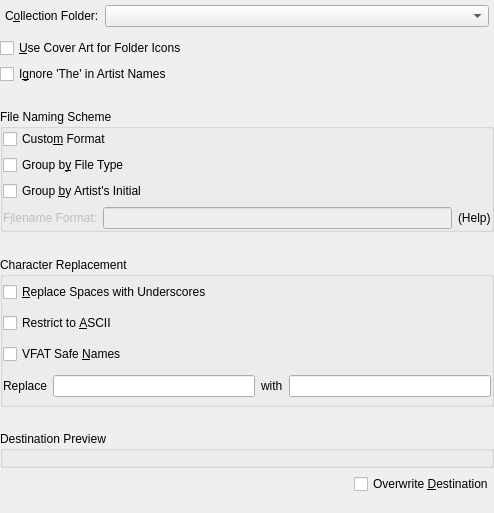
Before: the Qt Designer form src/collectionbrowser/OrganizeCollectionDialogBase.ui in KDE/amarok, drawn with Qt 5.
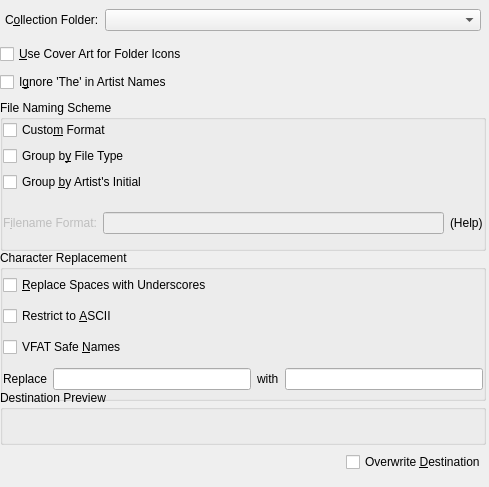
After: the same form once the commit is applied. Custom widgets are drawn as their Qt base class.

Commit message: Start getting OrganizeCollection to work

Patch:
```diff
--- a/src/collectionbrowser/OrganizeCollectionDialogBase.ui
+++ b/src/collectionbrowser/OrganizeCollectionDialogBase.ui
@@ -6,8 +6,8 @@
    <rect>
     <x>0</x>
     <y>0</y>
-    <width>494</width>
-    <height>513</height>
+    <width>489</width>
+    <height>487</height>
    </rect>
   </property>
   <property name="sizePolicy" >
@@ -19,209 +19,15 @@
   <property name="windowTitle" >
    <string>Organize Files</string>
   </property>
-  <layout class="QVBoxLayout" >
-   <item>
-    <layout class="QHBoxLayout" >
-     <property name="margin" >
-      <number>5</number>
-     </property>
-     <item>
-      <widget class="QLabel" name="folderLabel" >
-       <property name="sizePolicy" >
-        <sizepolicy vsizetype="Preferred" hsizetype="Minimum" >
-         <horstretch>0</horstretch>
-         <verstretch>0</verstretch>
-        </sizepolicy>
-       </property>
-       <property name="toolTip" >
-        <string>Base directory under which to put files</string>
-       </property>
-       <property name="text" >
-        <string>C&amp;ollection Folder:</string>
-       </property>
-       <property name="wordWrap" >
-        <bool>false</bool>
-       </property>
-       <property name="buddy" >
-        <cstring>folderCombo</cstring>
-       </property>
-      </widget>
-     </item>
-     <item>
-      <widget class="KComboBox" name="folderCombo" >
-       <property name="sizePolicy" >
-        <sizepolicy vsizetype="Fixed" hsizetype="Expanding" >
-         <horstretch>0</horstretch>
-         <verstretch>0</verstretch>
-        </sizepolicy>
-       </property>
-       <property name="toolTip" >
-        <string/>
-       </property>
-      </widget>
-     </item>
-    </layout>
-   </item>
-   <item>
-    <layout class="QVBoxLayout" >
-     <item>
-      <widget class="QCheckBox" name="coverCheck" >
-       <property name="text" >
-        <string>&amp;Use Cover Art for Folder Icons</string>
-       </property>
-      </widget>
-     </item>
-     <item>
-      <widget class="QCheckBox" name="ignoreTheCheck" >
-       <property name="toolTip" >
-        <string>If checked, postfix artists' names starting with 'The' with ', The'.</string>
-       </property>
-       <property name="text" >
-        <string>I&amp;gnore 'The' in Artist Names</string>
-       </property>
-      </widget>
-     </item>
-    </layout>
-   </item>
-   <item>
-    <spacer name="spacer2_5" >
-     <property name="orientation" >
-      <enum>Qt::Vertical</enum>
-     </property>
-     <property name="sizeType" >
-      <enum>QSizePolicy::Expanding</enum>
-     </property>
-     <property name="sizeHint" stdset="0" >
-      <size>
-       <width>20</width>
-       <height>16</height>
-      </size>
-     </property>
-    </spacer>
-   </item>
-   <item>
-    <widget class="QGroupBox" name="groupingGroup" >
-     <property name="sizePolicy" >
-      <sizepolicy vsizetype="Minimum" hsizetype="Preferred" >
-       <horstretch>0</horstretch>
-       <verstretch>0</verstretch>
-      </sizepolicy>
-     </property>
-     <property name="minimumSize" >
-      <size>
-       <width>0</width>
-       <height>0</height>
-      </size>
-     </property>
-     <property name="title" >
-      <string>File Naming Scheme</string>
-     </property>
-     <layout class="QVBoxLayout" name="verticalLayout" >
-      <item>
-       <widget class="QCheckBox" name="customschemeCheck" >
-        <property name="toolTip" >
-         <string>If checked, use a custom format string for naming the files in the collection</string>
-        </property>
-        <property name="text" >
-         <string>Custo&amp;m Format</string>
-        </property>
-       </widget>
-      </item>
-      <item>
-       <widget class="QCheckBox" name="filetypeCheck" >
-        <property name="toolTip" >
-         <string>If checked, create a directory hierarchy using the filename extension.</string>
-        </property>
-        <property name="text" >
-         <string>Group b&amp;y File Type</string>
-        </property>
-       </widget>
-      </item>
-      <item>
-       <widget class="QCheckBox" name="initialCheck" >
-        <property name="toolTip" >
-         <string>If checked, introduce another directory hierarchy for the artists' initials.</string>
-        </property>
-        <property name="text" >
-         <string>Group &amp;by Artist's Initial</string>
-        </property>
-       </widget>
-      </item>
-      <item>
-       <layout class="QHBoxLayout" >
-        <item>
-         <widget class="QLabel" name="formatLabel" >
-          <property name="enabled" >
-           <bool>false</bool>
-          </property>
-          <property name="text" >
-           <string>F&amp;ilename Format:</string>
-          </property>
-          <property name="wordWrap" >
-           <bool>false</bool>
-          </property>
-          <property name="buddy" >
-           <cstring>formatEdit</cstring>
-          </property>
-         </widget>
-        </item>
-        <item>
-         <widget class="KLineEdit" name="formatEdit" >
-          <property name="enabled" >
-           <bool>false</bool>
-          </property>
-          <property name="text" >
-           <string/>
-          </property>
-         </widget>
-        </item>
-        <item>
-         <widget class="QLabel" name="formatHelp" >
-          <property name="sizePolicy" >
-           <sizepolicy vsizetype="Preferred" hsizetype="Preferred" >
-            <horstretch>0</horstretch>
-            <verstretch>0</verstretch>
-           </sizepolicy>
-          </property>
-          <property name="text" >
-           <string>(Help)</string>
-          </property>
-          <property name="wordWrap" >
-           <bool>false</bool>
-          </property>
-         </widget>
-        </item>
-       </layout>
-      </item>
-     </layout>
-     <zorder>customschemeCheck</zorder>
-     <zorder>filetypeCheck</zorder>
-     <zorder>groupingGroup</zorder>
-     <zorder>formatLabel</zorder>
-     <zorder>customschemeCheck</zorder>
-     <zorder>filetypeCheck</zorder>
-     <zorder>initialCheck</zorder>
-     <zorder></zorder>
-    </widget>
-   </item>
-   <item>
-    <spacer name="spacer2_4" >
-     <property name="orientation" >
-      <enum>Qt::Vertical</enum>
-     </property>
-     <property name="sizeType" >
-      <enum>QSizePolicy::Expanding</enum>
-     </property>
-     <property name="sizeHint" stdset="0" >
-      <size>
-       <width>20</width>
-       <height>16</height>
-      </size>
-     </property>
-    </spacer>
-   </item>
-   <item>
     <widget class="QGroupBox" name="replacementGroup" >
+   <property name="geometry" >
+    <rect>
+     <x>0</x>
+     <y>250</y>
+     <width>486</width>
+     <height>151</height>
+    </rect>
+   </property>
      <property name="sizePolicy" >
       <sizepolicy vsizetype="Minimum" hsizetype="Preferred" >
        <horstretch>0</horstretch>
@@ -311,28 +117,123 @@
      <zorder>asciiCheck</zorder>
      <zorder>vfatCheck</zorder>
      <zorder></zorder>
-     <zorder>textLabel2</zorder>
-     <zorder>previewBox</zorder>
-    </widget>
-   </item>
-   <item>
-    <spacer name="spacer2" >
-     <property name="orientation" >
-      <enum>Qt::Vertical</enum>
-     </property>
-     <property name="sizeType" >
-      <enum>QSizePolicy::Expanding</enum>
-     </property>
-     <property name="sizeHint" stdset="0" >
+  </widget>
+  <widget class="QGroupBox" name="groupingGroup" >
+   <property name="geometry" >
+    <rect>
+     <x>0</x>
+     <y>100</y>
+     <width>486</width>
+     <height>151</height>
+    </rect>
+   </property>
+   <property name="sizePolicy" >
+    <sizepolicy vsizetype="Preferred" hsizetype="Preferred" >
+     <horstretch>0</horstretch>
+     <verstretch>0</verstretch>
+    </sizepolicy>
+   </property>
+   <property name="minimumSize" >
       <size>
-       <width>20</width>
-       <height>16</height>
-      </size>
-     </property>
-    </spacer>
+     <width>0</width>
+     <height>150</height>
+    </size>
+   </property>
+   <property name="title" >
+    <string>File Naming Scheme</string>
+   </property>
+   <layout class="QVBoxLayout" name="verticalLayout" >
+    <item>
+     <widget class="QCheckBox" name="customschemeCheck" >
+      <property name="toolTip" >
+       <string>If checked, use a custom format string for naming the files in the collection</string>
+      </property>
+      <property name="text" >
+       <string>Custo&amp;m Format</string>
+      </property>
+     </widget>
    </item>
    <item>
+     <widget class="QCheckBox" name="filetypeCheck" >
+      <property name="toolTip" >
+       <string>If checked, create a directory hierarchy using the filename extension.</string>
+      </property>
+      <property name="text" >
+       <string>Group b&amp;y File Type</string>
+      </property>
+     </widget>
+    </item>
+    <item>
+     <widget class="QCheckBox" name="initialCheck" >
+      <property name="toolTip" >
+       <string>If checked, introduce another directory hierarchy for the artists' initials.</string>
+      </property>
+      <property name="text" >
+       <string>Group &amp;by Artist's Initial</string>
+      </property>
+     </widget>
+    </item>
+    <item>
+     <layout class="QHBoxLayout" >
+      <item>
+       <widget class="QLabel" name="formatLabel" >
+        <property name="enabled" >
+         <bool>false</bool>
+        </property>
+        <property name="text" >
+         <string>F&amp;ilename Format:</string>
+        </property>
+        <property name="wordWrap" >
+         <bool>false</bool>
+        </property>
+        <property name="buddy" >
+         <cstring>formatEdit</cstring>
+        </property>
+       </widget>
+      </item>
+      <item>
+       <widget class="KLineEdit" name="formatEdit" >
+        <property name="enabled" >
+         <bool>false</bool>
+        </property>
+        <property name="text" >
+         <string/>
+        </property>
+       </widget>
+      </item>
+      <item>
+       <widget class="QLabel" name="formatHelp" >
+        <property name="sizePolicy" >
+         <sizepolicy vsizetype="Preferred" hsizetype="Preferred" >
+          <horstretch>0</horstretch>
+          <verstretch>0</verstretch>
+         </sizepolicy>
+        </property>
+        <property name="text" >
+         <string>(Help)</string>
+        </property>
+        <property name="wordWrap" >
+         <bool>false</bool>
+        </property>
+       </widget>
+      </item>
+     </layout>
+    </item>
+   </layout>
+   <zorder>customschemeCheck</zorder>
+   <zorder>filetypeCheck</zorder>
+   <zorder>initialCheck</zorder>
+   <zorder></zorder>
+  </widget>
     <widget class="QGroupBox" name="previewBox" >
+   <property name="geometry" >
+    <rect>
+     <x>0</x>
+     <y>390</y>
+     <width>486</width>
+     <height>55</height>
+    </rect>
+   </property>
      <property name="title" >
       <string>Destination Preview</string>
      </property>
@@ -358,8 +259,44 @@
       </item>
      </layout>
     </widget>
+  <widget class="QWidget" name="" >
+   <property name="geometry" >
+    <rect>
+     <x>0</x>
+     <y>42</y>
+     <width>486</width>
+     <height>52</height>
+    </rect>
+   </property>
+   <layout class="QVBoxLayout" >
+    <item>
+     <widget class="QCheckBox" name="coverCheck" >
+      <property name="text" >
+       <string>&amp;Use Cover Art for Folder Icons</string>
+      </property>
+     </widget>
    </item>
    <item>
+     <widget class="QCheckBox" name="ignoreTheCheck" >
+      <property name="toolTip" >
+       <string>If checked, postfix artists' names starting with 'The' with ', The'.</string>
+      </property>
+      <property name="text" >
+       <string>I&amp;gnore 'The' in Artist Names</string>
+      </property>
+     </widget>
+    </item>
+   </layout>
+  </widget>
+  <widget class="QWidget" name="" >
+   <property name="geometry" >
+    <rect>
+     <x>0</x>
+     <y>450</y>
+     <width>486</width>
+     <height>25</height>
+    </rect>
+   </property>
     <layout class="QHBoxLayout" >
      <item>
       <spacer name="spacer2_2" >
@@ -388,31 +325,57 @@
       </widget>
      </item>
     </layout>
+  </widget>
+  <widget class="QWidget" name="" >
+   <property name="geometry" >
+    <rect>
+     <x>0</x>
+     <y>2</y>
+     <width>486</width>
+     <height>36</height>
+    </rect>
+   </property>
+   <layout class="QHBoxLayout" >
+    <property name="margin" >
+     <number>5</number>
+    </property>
+    <item>
+     <widget class="QLabel" name="folderLabel" >
+      <property name="sizePolicy" >
+       <sizepolicy vsizetype="Preferred" hsizetype="Minimum" >
+        <horstretch>0</horstretch>
+        <verstretch>0</verstretch>
+       </sizepolicy>
+      </property>
+      <property name="toolTip" >
+       <string>Base directory under which to put files</string>
+      </property>
+      <property name="text" >
+       <string>C&amp;ollection Folder:</string>
+      </property>
+      <property name="wordWrap" >
+       <bool>false</bool>
+      </property>
+      <property name="buddy" >
+       <cstring>folderCombo</cstring>
+      </property>
+     </widget>
    </item>
    <item>
-    <spacer name="spacer2_3" >
-     <property name="orientation" >
-      <enum>Qt::Vertical</enum>
-     </property>
-     <property name="sizeType" >
-      <enum>QSizePolicy::Expanding</enum>
-     </property>
-     <property name="sizeHint" stdset="0" >
-      <size>
-       <width>20</width>
-       <height>16</height>
-      </size>
-     </property>
-    </spacer>
-   </item>
-  </layout>
-  <zorder>replacementGroup</zorder>
-  <zorder>groupingGroup</zorder>
-  <zorder>groupingGroup</zorder>
-  <zorder>replacementGroup</zorder>
-  <zorder>previewBox</zorder>
-  <zorder></zorder>
-  <zorder>previewBox</zorder>
+     <widget class="KComboBox" name="folderCombo" >
+      <property name="sizePolicy" >
+       <sizepolicy vsizetype="Fixed" hsizetype="Expanding" >
+        <horstretch>0</horstretch>
+        <verstretch>0</verstretch>
+       </sizepolicy>
+      </property>
+      <property name="toolTip" >
+       <string/>
+      </property>
+     </widget>
+    </item>
+   </layout>
+  </widget>
  </widget>
  <layoutdefault spacing="6" margin="0" />
  <pixmapfunction>qPixmapFromMimeSource</pixmapfunction>
```
Left out of the diff: 184 changed lines with no effect on the pictures. Lines whose indentation alone changed are shown as unchanged. The commit also changes 4 other files.
